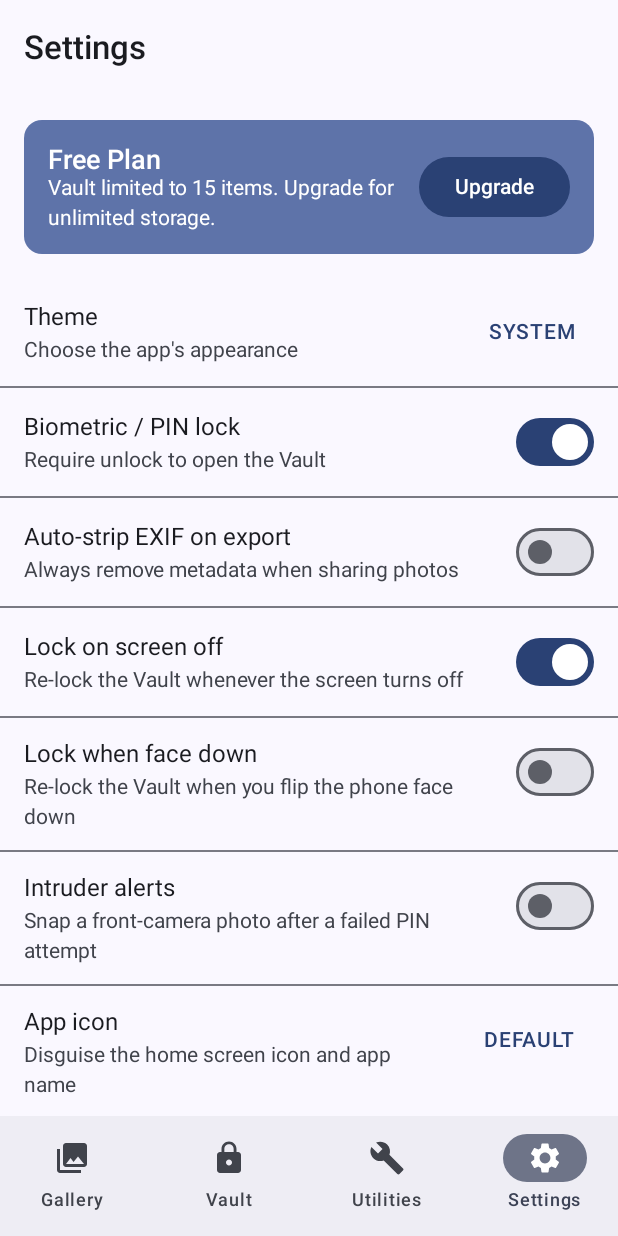
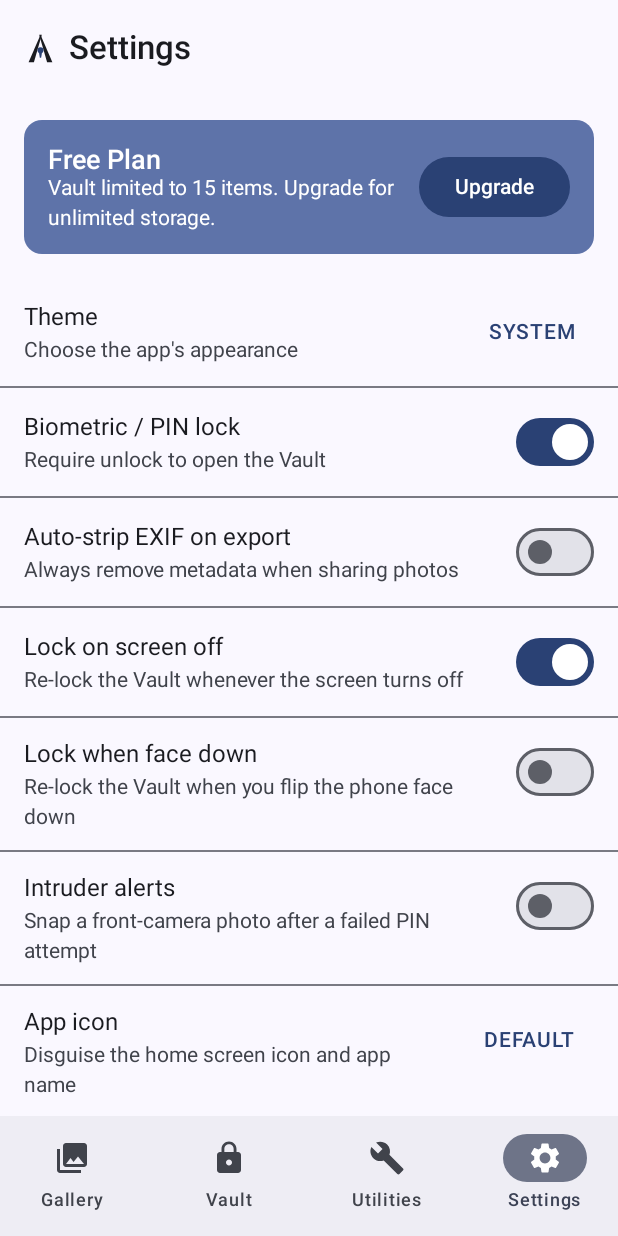
Before and after one commit to denhamd2/aegis, an Android app built with Jetpack Compose: the SettingsScreen screen opened through its navigation route, on a phone screen of 412 x 824 dp. Run offline under Robolectric (Android 15) with nearby library versions, the phone set to English and light mode, and no system bars; our stand-ins replace Dagger/Hilt's generated code; libraries missing offline, so code that uses them is left out: com.android.billingclient.

Commit message:
Add Aegis brand mark and Landing screen
Settles on a wordmark-centric logo per feedback: a bold "A" (for
Aegis) with a keyhole cut into its counter, so the word itself carries
the mark rather than a separate pictorial icon next to it.

- BrandMark: reusable Compose glyph (shared coordinates with the new
  launcher icon foreground) used as a small mark beside the title on
  every main screen's top bar (Gallery/Vault/Utilities/Settings) via
  a new BrandedTitle helper.
- New LandingScreen: full "AEGIS / VAULT" wordmark, tagline, and a
  Get Started CTA, now the nav graph's start destination ahead of
  Gallery. Doesn't touch the disguised-icon (Calculator/Notes) assets,
  which are separate resources.
- Updated ic_launcher_foreground.xml to the same glyph, replacing the
  earlier placeholder shield.

Keeps the app's existing AMOLED black + indigo (#3D5AFE/#8C9EFF)
palette throughout — no new colors introduced.

Co-Authored-By: Claude Sonnet 5 <noreply@anthropic.com>
Claude-Session: https://claude.ai/code/session_01FMMhBXqQ94nzvnAsLgJzTM

```diff
--- /dev/null
+++ b/app/src/main/java/com/aegisvault/app/ui/components/BrandMark.kt
@@ -0,0 +1,75 @@
+package com.aegisvault.app.ui.components
+
+import androidx.compose.foundation.Canvas
+import androidx.compose.foundation.layout.Arrangement
+import androidx.compose.foundation.layout.Row
+import androidx.compose.foundation.layout.size
+import androidx.compose.material3.MaterialTheme
+import androidx.compose.material3.Text
+import androidx.compose.runtime.Composable
+import androidx.compose.ui.Alignment
+import androidx.compose.ui.Modifier
+import androidx.compose.ui.geometry.Offset
+import androidx.compose.ui.graphics.Color
+import androidx.compose.ui.graphics.Path
+import androidx.compose.ui.graphics.drawscope.DrawScope
+import androidx.compose.ui.unit.Dp
+import androidx.compose.ui.unit.dp
+
+/**
+ * The Aegis brand mark: a bold "A" whose counter carries a keyhole cut into it — the word
+ * "Aegis" made literal in the glyph rather than a separate pictorial icon bolted onto it.
+ * Same shape as res/drawable/ic_launcher_foreground.xml; keep the two in sync if this changes.
+ */
+@Composable
+fun BrandMark(
+    modifier: Modifier = Modifier,
+    size: Dp = 24.dp,
+    legColor: Color = MaterialTheme.colorScheme.onSurface,
+    keyholeColor: Color = MaterialTheme.colorScheme.primary,
+) {
+    Canvas(modifier = modifier.size(size)) {
+        drawBrandMark(this.size.minDimension, legColor, keyholeColor)
+    }
+}
+
+/** A screen's top-bar title, prefixed with the small [BrandMark] — the app's usual pattern
+ * for carrying the Aegis mark into the main screens without repeating the full wordmark. */
+@Composable
+fun BrandedTitle(text: String, modifier: Modifier = Modifier) {
+    Row(modifier = modifier, verticalAlignment = Alignment.CenterVertically, horizontalArrangement = Arrangement.spacedBy(8.dp)) {
+        BrandMark(size = 22.dp)
+        Text(text)
+    }
+}
+
+private fun DrawScope.drawBrandMark(pxSize: Float, legColor: Color, keyholeColor: Color) {
+    fun pt(x: Float, y: Float) = Offset(x / 100f * pxSize, y / 100f * pxSize)
+
+    val leftLeg = Path().apply {
+        moveTo(pt(50f, 8f).x, pt(50f, 8f).y)
+        lineTo(pt(54f, 8f).x, pt(54f, 8f).y)
+        lineTo(pt(30f, 92f).x, pt(30f, 92f).y)
+        lineTo(pt(14f, 92f).x, pt(14f, 92f).y)
+        close()
+    }
+    val rightLeg = Path().apply {
+        moveTo(pt(50f, 8f).x, pt(50f, 8f).y)
+        lineTo(pt(46f, 8f).x, pt(46f, 8f).y)
+        lineTo(pt(70f, 92f).x, pt(70f, 92f).y)
+        lineTo(pt(86f, 92f).x, pt(86f, 92f).y)
+        close()
+    }
+    val keyholeShaft = Path().apply {
+        moveTo(pt(45f, 60f).x, pt(45f, 60f).y)
+        lineTo(pt(55f, 60f).x, pt(55f, 60f).y)
+        lineTo(pt(52f, 78f).x, pt(52f, 78f).y)
+        lineTo(pt(48f, 78f).x, pt(48f, 78f).y)
+        close()
+    }
+
+    drawPath(leftLeg, color = legColor)
+    drawPath(rightLeg, color = legColor)
+    drawCircle(color = keyholeColor, radius = 9f / 100f * pxSize, center = pt(50f, 55f))
+    drawPath(keyholeShaft, color = keyholeColor)
+}
--- a/app/src/main/java/com/aegisvault/app/ui/navigation/AegisNavHost.kt
+++ b/app/src/main/java/com/aegisvault/app/ui/navigation/AegisNavHost.kt
@@ -18,6 +18,7 @@ import androidx.navigation.compose.rememberNavController
 import androidx.navigation.navArgument
 import com.aegisvault.app.ui.screens.billing.PaywallScreen
 import com.aegisvault.app.ui.screens.gallery.GalleryScreen
+import com.aegisvault.app.ui.screens.landing.LandingScreen
 import com.aegisvault.app.ui.screens.security.IntruderLogScreen
 import com.aegisvault.app.ui.screens.security.VerifyOfflineScreen
 import com.aegisvault.app.ui.screens.settings.SettingsScreen
@@ -47,13 +48,23 @@ fun AegisNavHost() {
     ) { innerPadding ->
         NavHost(
             navController = navController,
-            startDestination = NavRoutes.GALLERY,
+            startDestination = NavRoutes.LANDING,
             modifier = Modifier.padding(innerPadding),
             enterTransition = { fadeIn(tween(ANIM_DURATION_MILLIS)) + slideInHorizontally(tween(ANIM_DURATION_MILLIS)) { it / 8 } },
             exitTransition = { fadeOut(tween(ANIM_DURATION_MILLIS)) },
             popEnterTransition = { fadeIn(tween(ANIM_DURATION_MILLIS)) },
             popExitTransition = { fadeOut(tween(ANIM_DURATION_MILLIS)) + slideOutHorizontally(tween(ANIM_DURATION_MILLIS)) { it / 8 } },
         ) {
+            composable(NavRoutes.LANDING) {
+                LandingScreen(
+                    onGetStarted = {
+                        navController.navigate(NavRoutes.GALLERY) {
+                            popUpTo(NavRoutes.LANDING) { inclusive = true }
+                        }
+                    },
+                )
+            }
+
             composable(NavRoutes.GALLERY) {
                 GalleryScreen(
                     onOpenVault = { navController.navigate(NavRoutes.VAULT_GATE) },
--- a/app/src/main/java/com/aegisvault/app/ui/navigation/NavRoutes.kt
+++ b/app/src/main/java/com/aegisvault/app/ui/navigation/NavRoutes.kt
@@ -1,6 +1,7 @@
 package com.aegisvault.app.ui.navigation
 
 object NavRoutes {
+    const val LANDING = "landing"
     const val GALLERY = "gallery"
     const val VAULT_GATE = "vault_gate"
     const val VAULT = "vault"
--- a/app/src/main/java/com/aegisvault/app/ui/screens/gallery/GalleryScreen.kt
+++ b/app/src/main/java/com/aegisvault/app/ui/screens/gallery/GalleryScreen.kt
@@ -33,6 +33,7 @@ import androidx.compose.ui.platform.LocalContext
 import androidx.compose.ui.unit.dp
 import androidx.hilt.navigation.compose.hiltViewModel
 import com.aegisvault.app.MainActivity
+import com.aegisvault.app.ui.components.BrandedTitle
 import com.aegisvault.app.ui.components.EmptyState
 import com.aegisvault.app.ui.components.FilterChipRow
 import com.aegisvault.app.ui.components.MasonryGrid
@@ -128,7 +129,7 @@ fun GalleryScreen(
                 )
             } else {
                 TopAppBar(
-                    title = { Text("Gallery") },
+                    title = { BrandedTitle("Gallery") },
                     actions = {
                         IconButton(onClick = onOpenVault) {
                             Icon(Icons.Filled.Lock, contentDescription = "Open vault")
--- /dev/null
+++ b/app/src/main/java/com/aegisvault/app/ui/screens/landing/LandingScreen.kt
@@ -0,0 +1,75 @@
+package com.aegisvault.app.ui.screens.landing
+
+import androidx.compose.foundation.layout.Arrangement
+import androidx.compose.foundation.layout.Column
+import androidx.compose.foundation.layout.fillMaxSize
+import androidx.compose.foundation.layout.fillMaxWidth
+import androidx.compose.foundation.layout.padding
+import androidx.compose.material3.Button
+import androidx.compose.material3.ButtonDefaults
+import androidx.compose.material3.MaterialTheme
+import androidx.compose.material3.Surface
+import androidx.compose.material3.Text
+import androidx.compose.runtime.Composable
+import androidx.compose.ui.Alignment
+import androidx.compose.ui.Modifier
+import androidx.compose.ui.graphics.Color
+import androidx.compose.ui.text.font.FontWeight
+import androidx.compose.ui.text.style.TextAlign
+import androidx.compose.ui.unit.dp
+import androidx.compose.ui.unit.sp
+import com.aegisvault.app.ui.components.BrandMark
+
+@Composable
+fun LandingScreen(onGetStarted: () -> Unit) {
+    Surface(modifier = Modifier.fillMaxSize(), color = Color.Black) {
+        Column(
+            modifier = Modifier.fillMaxSize().padding(32.dp),
+            horizontalAlignment = Alignment.CenterHorizontally,
+            verticalArrangement = Arrangement.Center,
+        ) {
+            BrandMark(size = 76.dp)
+
+            Text(
+                text = "AEGIS",
+                color = Color.White,
+                fontSize = 30.sp,
+                fontWeight = FontWeight.Bold,
+                letterSpacing = 6.sp,
+                modifier = Modifier.padding(top = 20.dp),
+            )
+            Text(
+                text = "VAULT",
+                color = MaterialTheme.colorScheme.primary,
+                fontSize = 14.sp,
+                fontWeight = FontWeight.Medium,
+                letterSpacing = 5.sp,
+                modifier = Modifier.padding(top = 2.dp),
+            )
+
+            Text(
+                text = "Your files. Your device.\nNothing else.",
+                color = Color.White.copy(alpha = 0.6f),
+                fontSize = 14.sp,
+                textAlign = TextAlign.Center,
+                lineHeight = 20.sp,
+                modifier = Modifier.padding(top = 24.dp, bottom = 40.dp),
+            )
+
+            Button(
+                onClick = onGetStarted,
+                colors = ButtonDefaults.buttonColors(containerColor = MaterialTheme.colorScheme.primary),
+                modifier = Modifier.fillMaxWidth(0.7f),
+            ) {
+                Text("Get Started")
+            }
+
+            Text(
+                text = "100% offline, always",
+                color = Color.White.copy(alpha = 0.35f),
+                fontSize = 12.sp,
+                modifier = Modifier.padding(top = 14.dp),
+            )
+        }
+    }
+}
--- a/app/src/main/java/com/aegisvault/app/ui/screens/settings/SettingsScreen.kt
+++ b/app/src/main/java/com/aegisvault/app/ui/screens/settings/SettingsScreen.kt
@@ -39,6 +39,7 @@ import androidx.hilt.navigation.compose.hiltViewModel
 import androidx.compose.material3.SnackbarHostState
 import com.aegisvault.app.domain.repository.AppIconDisguise
 import com.aegisvault.app.domain.repository.AppTheme
+import com.aegisvault.app.ui.components.BrandedTitle
 import com.aegisvault.app.ui.components.ProStatusCard
 import kotlinx.coroutines.launch
 
@@ -59,7 +60,7 @@ fun SettingsScreen(
     val scope = rememberCoroutineScope()
 
     Scaffold(
-        topBar = { TopAppBar(title = { Text("Settings") }) },
+        topBar = { TopAppBar(title = { BrandedTitle("Settings") }) },
         snackbarHost = { SnackbarHost(snackbarHostState) },
     ) { innerPadding ->
         Column(
--- a/app/src/main/java/com/aegisvault/app/ui/screens/utilities/UtilitiesScreen.kt
+++ b/app/src/main/java/com/aegisvault/app/ui/screens/utilities/UtilitiesScreen.kt
@@ -15,6 +15,7 @@ import androidx.compose.material3.TopAppBar
 import androidx.compose.runtime.Composable
 import androidx.compose.ui.Modifier
 import androidx.compose.ui.unit.dp
+import com.aegisvault.app.ui.components.BrandedTitle
 import com.aegisvault.app.ui.components.ToolCard
 
 @OptIn(ExperimentalMaterial3Api::class)
@@ -24,7 +25,7 @@ fun UtilitiesScreen(
     onOpenPdfViewer: () -> Unit,
     onOpenStorageAnalyzer: () -> Unit,
 ) {
-    Scaffold(topBar = { TopAppBar(title = { Text("Utilities") }) }) { innerPadding ->
+    Scaffold(topBar = { TopAppBar(title = { BrandedTitle("Utilities") }) }) { innerPadding ->
         Column(
             modifier = Modifier.fillMaxSize().padding(innerPadding).padding(16.dp),
             verticalArrangement = Arrangement.spacedBy(12.dp),
--- a/app/src/main/java/com/aegisvault/app/ui/screens/vault/VaultScreen.kt
+++ b/app/src/main/java/com/aegisvault/app/ui/screens/vault/VaultScreen.kt
@@ -44,6 +44,7 @@ import androidx.compose.ui.unit.dp
 import androidx.hilt.navigation.compose.hiltViewModel
 import com.aegisvault.app.domain.model.MediaType
 import com.aegisvault.app.domain.model.VaultItem
+import com.aegisvault.app.ui.components.BrandedTitle
 import com.aegisvault.app.ui.components.EmptyState
 import com.aegisvault.app.ui.components.ProStatusCard
 
@@ -63,7 +64,7 @@ fun VaultScreen(
     if (!uiState.unlocked) return
 
     Scaffold(
-        topBar = { TopAppBar(title = { Text("Vault") }) },
+        topBar = { TopAppBar(title = { BrandedTitle("Vault") }) },
     ) { innerPadding ->
         Column(modifier = Modifier.fillMaxSize().padding(innerPadding)) {
             if (uiState.vaultFull) {
--- a/app/src/main/res/drawable/ic_launcher_foreground.xml
+++ b/app/src/main/res/drawable/ic_launcher_foreground.xml
@@ -1,13 +1,22 @@
 <?xml version="1.0" encoding="utf-8"?>
+<!-- The Aegis brand mark: a bold "A" (for Aegis) whose counter carries a keyhole cut into it.
+     Same glyph as ui/components/BrandMark.kt, used inline in the app's top bars — keep the two
+     in sync if this changes. -->
 <vector xmlns:android="http://schemas.android.com/apk/res/android"
     android:width="108dp"
     android:height="108dp"
     android:viewportWidth="108"
     android:viewportHeight="108">
     <path
-        android:fillColor="#3D5AFE"
-        android:pathData="M54,20 L78,30 L78,54 C78,70 68,82 54,88 C40,82 30,70 30,54 L30,30 Z" />
+        android:fillColor="#FFFFFF"
+        android:pathData="M54,28 L56.5,28 L41.6,80 L31.7,80 Z" />
     <path
         android:fillColor="#FFFFFF"
-        android:pathData="M54,48 C58.4,48 62,51.6 62,56 C62,59.3 60,62.1 57,63.4 L57,70 L51,70 L51,63.4 C48,62.1 46,59.3 46,56 C46,51.6 49.6,48 54,48 Z" />
+        android:pathData="M54,28 L51.5,28 L66.4,80 L76.3,80 Z" />
+    <path
+        android:fillColor="#8C9EFF"
+        android:pathData="M48.4,57.1 A5.6,5.6 0 1,0 59.6,57.1 A5.6,5.6 0 1,0 48.4,57.1 Z" />
+    <path
+        android:fillColor="#8C9EFF"
+        android:pathData="M50.9,60.2 L57.1,60.2 L55.2,71.4 L52.8,71.4 Z" />
 </vector>
```
